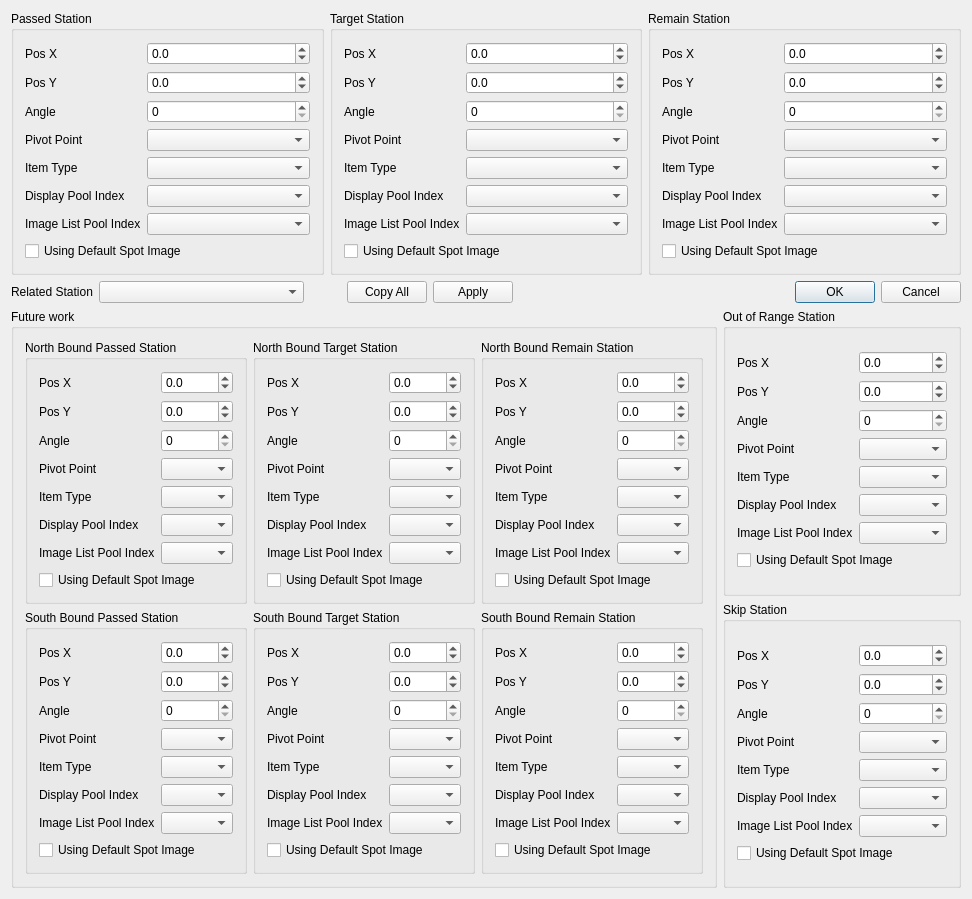
First picture: the form in kvmrt2_media_editor/nodepropertydlg.ui, repository gyongchae/MediaEditor, before the edit.
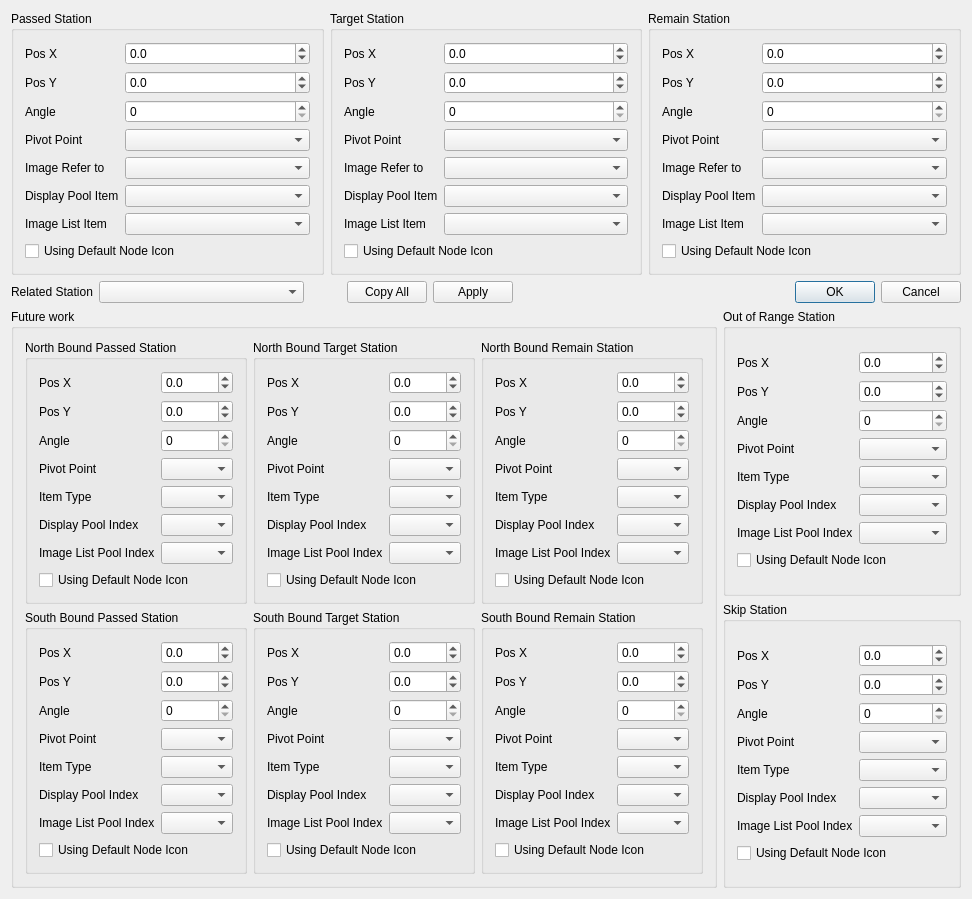
Second picture: the form after the edit. Custom widgets are drawn as their Qt base class.

Patch:
```diff
--- a/kvmrt2_media_editor/nodepropertydlg.ui
+++ b/kvmrt2_media_editor/nodepropertydlg.ui
@@ -102,7 +102,7 @@
           <item row="4" column="0">
            <widget class="QLabel" name="label_4">
             <property name="text">
-             <string>Item Type</string>
+             <string>Image Refer to</string>
             </property>
             <property name="buddy">
              <cstring>comboType_P</cstring>
@@ -122,7 +122,7 @@
           <item row="6" column="0">
            <widget class="QLabel" name="label_22">
             <property name="text">
-             <string>Image List Pool Index</string>
+             <string>Image List Item</string>
             </property>
             <property name="buddy">
              <cstring>comboImgListPool_P</cstring>
@@ -135,7 +135,7 @@
           <item row="5" column="0">
            <widget class="QLabel" name="label_6">
             <property name="text">
-             <string>Display Pool Index</string>
+             <string>Display Pool Item</string>
             </property>
             <property name="buddy">
              <cstring>comboDisplayPool_P</cstring>
@@ -145,7 +145,7 @@
           <item row="7" column="0" colspan="2">
            <widget class="QCheckBox" name="chkUseDefaultSpot_P">
             <property name="text">
-             <string>Using Default Spot Image</string>
+             <string>Using Default Node Icon</string>
             </property>
            </widget>
           </item>
@@ -237,7 +237,7 @@
           <item row="4" column="0">
            <widget class="QLabel" name="label_11">
             <property name="text">
-             <string>Item Type</string>
+             <string>Image Refer to</string>
             </property>
             <property name="buddy">
              <cstring>comboType_T</cstring>
@@ -257,7 +257,7 @@
           <item row="6" column="0">
            <widget class="QLabel" name="label_23">
             <property name="text">
-             <string>Image List Pool Index</string>
+             <string>Image List Item</string>
             </property>
             <property name="buddy">
              <cstring>comboImgListPool_T</cstring>
@@ -273,7 +273,7 @@
           <item row="5" column="0">
            <widget class="QLabel" name="label_12">
             <property name="text">
-             <string>Display Pool Index</string>
+             <string>Display Pool Item</string>
             </property>
             <property name="buddy">
              <cstring>comboDisplayPool_T</cstring>
@@ -283,7 +283,7 @@
           <item row="7" column="0" colspan="2">
            <widget class="QCheckBox" name="chkUseDefaultSpot_T">
             <property name="text">
-             <string>Using Default Spot Image</string>
+             <string>Using Default Node Icon</string>
             </property>
            </widget>
           </item>
@@ -309,7 +309,7 @@
           <item row="6" column="0">
            <widget class="QLabel" name="label_24">
             <property name="text">
-             <string>Image List Pool Index</string>
+             <string>Image List Item</string>
             </property>
             <property name="buddy">
              <cstring>comboImgListPool_R</cstring>
@@ -401,7 +401,7 @@
           <item row="4" column="0">
            <widget class="QLabel" name="label_17">
             <property name="text">
-             <string>Item Type</string>
+             <string>Image Refer to</string>
             </property>
             <property name="buddy">
              <cstring>comboType_R</cstring>
@@ -411,7 +411,7 @@
           <item row="5" column="0">
            <widget class="QLabel" name="label_18">
             <property name="text">
-             <string>Display Pool Index</string>
+             <string>Display Pool Item</string>
             </property>
             <property name="buddy">
              <cstring>comboDisplayPool_R</cstring>
@@ -421,7 +421,7 @@
           <item row="7" column="0" colspan="2">
            <widget class="QCheckBox" name="chkUseDefaultSpot_R">
             <property name="text">
-             <string>Using Default Spot Image</string>
+             <string>Using Default Node Icon</string>
             </property>
            </widget>
           </item>
@@ -641,7 +641,7 @@
                  <item row="7" column="0" colspan="2">
                   <widget class="QCheckBox" name="chkUseDefaultSpot_P_2">
                    <property name="text">
-                    <string>Using Default Spot Image</string>
+                    <string>Using Default Node Icon</string>
                    </property>
                   </widget>
                  </item>
@@ -779,7 +779,7 @@
                  <item row="7" column="0" colspan="2">
                   <widget class="QCheckBox" name="chkUseDefaultSpot_P_4">
                    <property name="text">
-                    <string>Using Default Spot Image</string>
+                    <string>Using Default Node Icon</string>
                    </property>
                   </widget>
                  </item>
@@ -917,7 +917,7 @@
                  <item row="7" column="0" colspan="2">
                   <widget class="QCheckBox" name="chkUseDefaultSpot_P_6">
                    <property name="text">
-                    <string>Using Default Spot Image</string>
+                    <string>Using Default Node Icon</string>
                    </property>
                   </widget>
                  </item>
@@ -1059,7 +1059,7 @@
                  <item row="7" column="0" colspan="2">
                   <widget class="QCheckBox" name="chkUseDefaultSpot_P_3">
                    <property name="text">
-                    <string>Using Default Spot Image</string>
+                    <string>Using Default Node Icon</string>
                    </property>
                   </widget>
                  </item>
@@ -1197,7 +1197,7 @@
                  <item row="7" column="0" colspan="2">
                   <widget class="QCheckBox" name="chkUseDefaultSpot_P_5">
                    <property name="text">
-                    <string>Using Default Spot Image</string>
+                    <string>Using Default Node Icon</string>
                    </property>
                   </widget>
                  </item>
@@ -1335,7 +1335,7 @@
                  <item row="7" column="0" colspan="2">
                   <widget class="QCheckBox" name="chkUseDefaultSpot_P_7">
                    <property name="text">
-                    <string>Using Default Spot Image</string>
+                    <string>Using Default Node Icon</string>
                    </property>
                   </widget>
                  </item>
@@ -1482,7 +1482,7 @@
             <item row="7" column="0" colspan="2">
              <widget class="QCheckBox" name="chkUseDefaultSpot_P_8">
               <property name="text">
-               <string>Using Default Spot Image</string>
+               <string>Using Default Node Icon</string>
               </property>
              </widget>
             </item>
@@ -1620,7 +1620,7 @@
             <item row="7" column="0" colspan="2">
              <widget class="QCheckBox" name="chkUseDefaultSpot_P_9">
               <property name="text">
-               <string>Using Default Spot Image</string>
+               <string>Using Default Node Icon</string>
               </property>
              </widget>
             </item>
```
Left out of the diff: 2 changed lines with no effect on the pictures.
